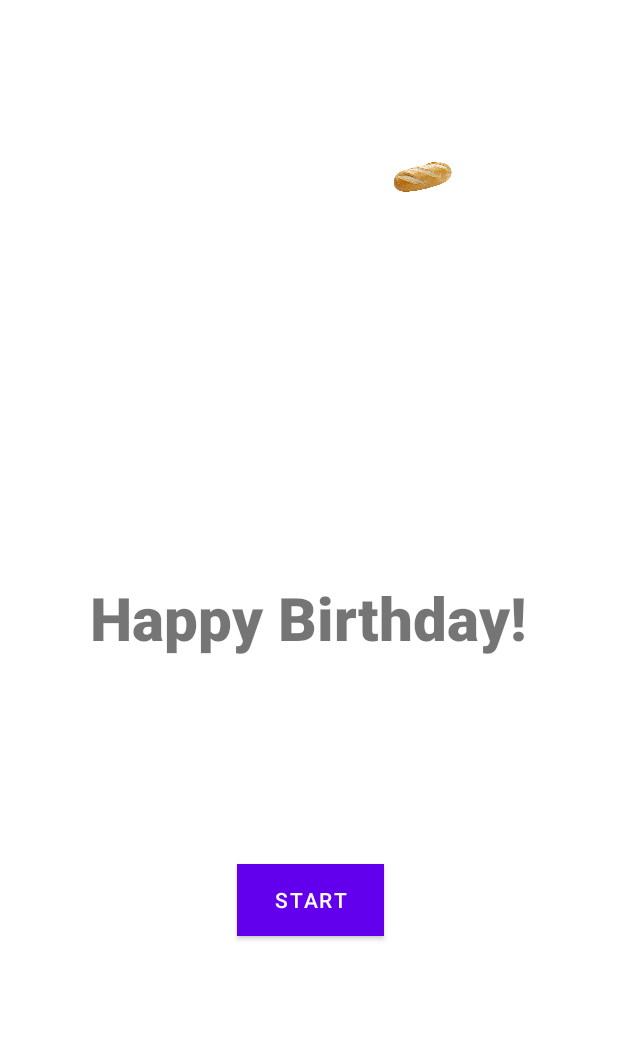
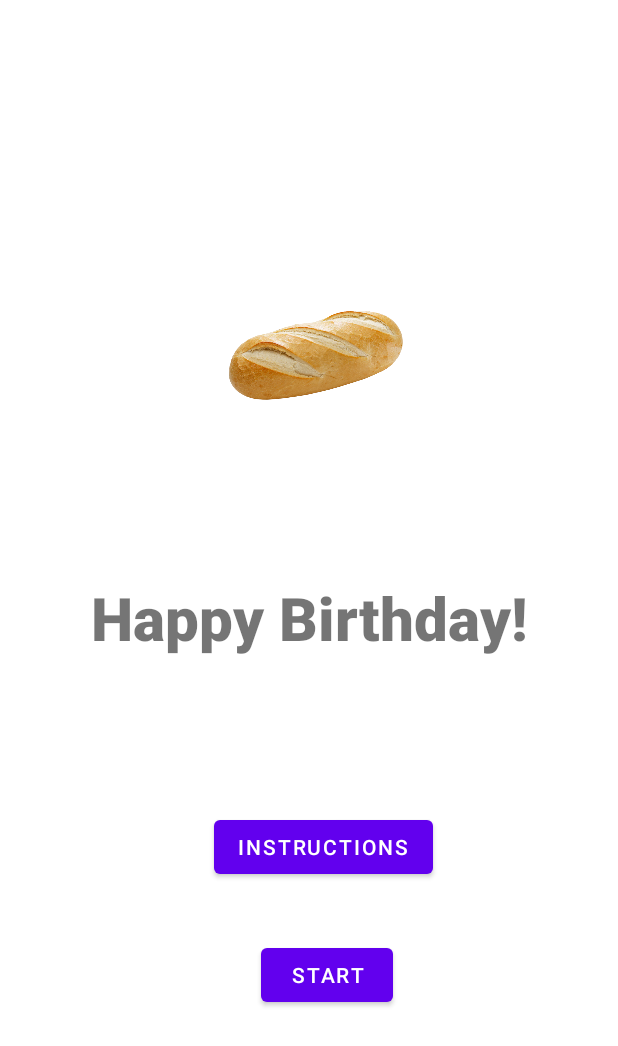
Before and after one commit to wafflethief/AndroidTextGame, an Android app: the screen it shows after launch (MainActivity), on a phone screen of 412 x 824 dp. Shown: the top 1046 px of the screen. Run offline under Robolectric (Android 15) with nearby library versions, the phone set to English and light mode, and no system bars.

Commit message:
Image resources and classes added

```diff
--- a/app/src/main/AndroidManifest.xml
+++ b/app/src/main/AndroidManifest.xml
@@ -16,6 +16,7 @@
                 <category android:name="android.intent.category.LAUNCHER" />
             </intent-filter>
         </activity>
+        <activity android:name=".MainActivity2"></activity>
     </application>
 
 </manifest>
--- a/app/src/main/java/com/example/textgame/MainActivity.java
+++ b/app/src/main/java/com/example/textgame/MainActivity.java
@@ -2,13 +2,37 @@ package com.example.textgame;
 
 import androidx.appcompat.app.AppCompatActivity;
 
+import android.content.Intent;
 import android.os.Bundle;
+import android.view.View;
+import android.widget.Button;
+import android.widget.EditText;
+import android.widget.Toast;
 
 public class MainActivity extends AppCompatActivity {
 
+    private Button startButton;
     @Override
     protected void onCreate(Bundle savedInstanceState) {
         super.onCreate(savedInstanceState);
         setContentView(R.layout.activity_main);
+
+
+        startButton = (Button)findViewById(R.id.start_button);
+        startButton.setOnClickListener(new View.OnClickListener() {
+            @Override
+            public void onClick(View v) {
+                Toast.makeText(MainActivity.this, "Game started", Toast.LENGTH_SHORT).show();
+                beginActivity();
+            }
+        });
+
+
     }
+
+    private void beginActivity(){
+        Intent intent = new Intent(this, MainActivity2.class);
+        startActivity(intent);
+    }
+
 }
--- a/app/src/main/res/layout/activity_main.xml
+++ b/app/src/main/res/layout/activity_main.xml
@@ -5,52 +5,66 @@
     android:layout_width="match_parent"
     android:layout_height="match_parent"
     tools:context=".MainActivity">
-
 <RelativeLayout
-        android:id="@+id/activity_main"
     android:layout_width="match_parent"
     android:layout_height="match_parent"
-        tools:context=".MainActivity"
-        tools:layout_editor_absoluteX="-177dp"
-        tools:layout_editor_absoluteY="-208dp">
+    tools:context=".MainActivity">
 
 
-        <Button
-            android:id="@+id/button2"
-            android:layout_width="98dp"
-            android:layout_height="wrap_content"
+    <ImageView
+        android:layout_width="118dp"
+        android:layout_height="107dp"
         android:layout_alignParentStart="true"
         android:layout_alignParentLeft="true"
-            android:layout_alignParentBottom="true"
-            android:layout_marginStart="158dp"
-            android:layout_marginLeft="158dp"
-            android:layout_marginBottom="200dp"
-            android:layout_centerHorizontal="true"
-            android:background="#0099FF"
-            android:text="@string/start"
-            android:textColor="#FFFFFF" />
+        android:layout_alignParentTop="true"
+        android:layout_marginStart="151dp"
+        android:layout_marginLeft="151dp"
+        android:layout_marginTop="183dp"
+        app:srcCompat="@drawable/bread"
+        tools:layout_editor_absoluteY="100dp" />
 
     <TextView
         android:id="@+id/textView"
+        android:layout_width="match_parent"
+        android:layout_height="match_parent"
+        android:fontFamily="sans-serif-black"
+        android:gravity="center"
+        android:text="Happy Birthday!"
+        android:textSize="40dp"
+        app:layout_constraintEnd_toEndOf="parent"
+        app:layout_constraintHorizontal_bias="0.0"
+        app:layout_constraintStart_toStartOf="parent"
+        tools:layout_editor_absoluteY="95dp" />
+
+    <Button
+        android:id="@+id/instructions_button"
         android:layout_width="wrap_content"
         android:layout_height="wrap_content"
-            android:layout_centerInParent="true"
-            android:fontFamily="sans-serif-black"
-            android:textSize="40dp"
-            android:text="Happy Birthday!" />
-
-        <ImageView
-            android:id="@+id/imageView"
-            android:layout_width="50dp"
-            android:layout_height="20dp"
-            android:layout_alignParentTop="true"
         android:layout_alignParentEnd="true"
         android:layout_alignParentRight="true"
-            android:layout_marginTop="108dp"
-            android:layout_marginEnd="105dp"
-            android:layout_marginRight="105dp"
-            android:src="@drawable/bread" />
+        android:layout_alignParentBottom="true"
+        android:layout_marginEnd="123dp"
+        android:layout_marginRight="123dp"
+        android:layout_marginBottom="235dp"
+        android:text="@string/instructions"
+        app:layout_constraintEnd_toEndOf="parent"
+        app:layout_constraintStart_toStartOf="parent"
+        tools:layout_editor_absoluteY="516dp" />
 
+    <Button
+        android:id="@+id/start_button"
+        android:layout_width="wrap_content"
+        android:layout_height="wrap_content"
+        android:layout_alignParentEnd="true"
+        android:layout_alignParentRight="true"
+        android:layout_alignParentBottom="true"
+        android:layout_marginEnd="150dp"
+        android:layout_marginRight="150dp"
+        android:layout_marginBottom="150dp"
+        android:text="@string/start"
+        app:layout_constraintEnd_toEndOf="parent"
+        app:layout_constraintStart_toStartOf="parent"
+        tools:layout_editor_absoluteY="448dp" />
 </RelativeLayout>
 
 </androidx.constraintlayout.widget.ConstraintLayout>
--- /dev/null
+++ b/app/src/main/res/layout/activity_main3.xml
@@ -0,0 +1,6 @@
+<?xml version="1.0" encoding="utf-8"?>
+<androidx.constraintlayout.widget.ConstraintLayout
+    xmlns:android="http://schemas.android.com/apk/res/android" android:layout_width="match_parent"
+    android:layout_height="match_parent">
+
+</androidx.constraintlayout.widget.ConstraintLayout>
--- a/app/src/main/res/values/strings.xml
+++ b/app/src/main/res/values/strings.xml
@@ -1,4 +1,5 @@
 <resources>
     <string name="app_name">TextGame</string>
     <string name="start">start</string>
+    <string name="instructions">instructions</string>
 </resources>
```
Also changed, not shown: app/src/main/java/com/example/textgame/MainActivity2.java (added, +58 -0 lines), app/src/main/res/layout/activity_main2.xml (added, +75 -0 lines), app/src/main/res/drawable/first_aid.png (added). Lines whose indentation alone changed are shown as unchanged.
